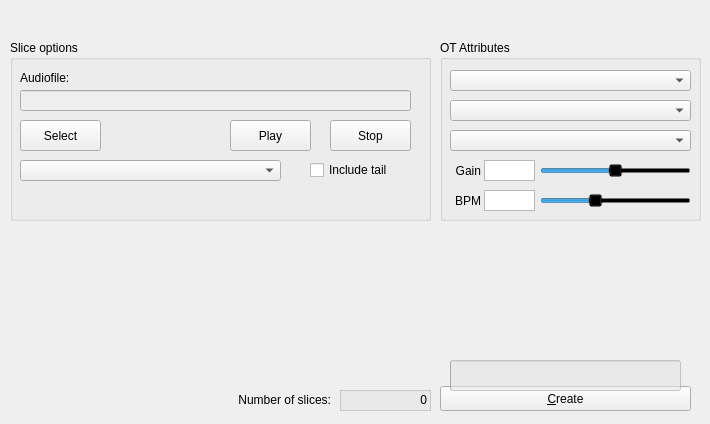
Before: the Qt Designer form tabstepswidget.ui in KaiDrange/OctaChainer, drawn with Qt 5.
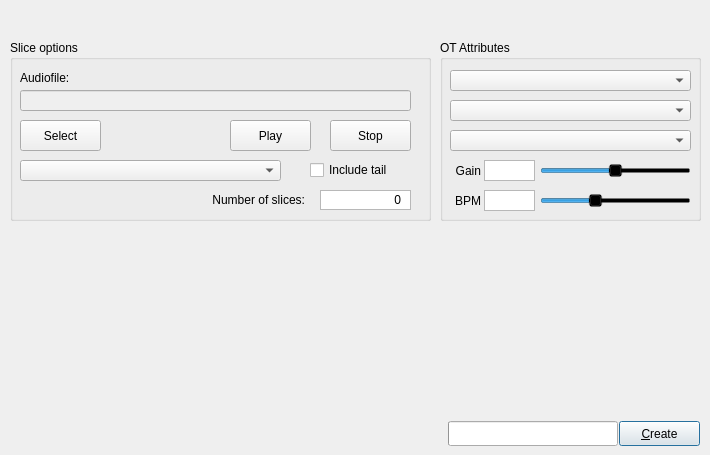
After: the same form once the commit is applied.

Commit message:
Improve Create button layout
The button is now 'active', making it stand out more. It's also smaller
and always in the same place across all tabs.

```diff
--- a/tabstepswidget.ui
+++ b/tabstepswidget.ui
@@ -7,7 +7,7 @@
     <x>0</x>
     <y>0</y>
     <width>710</width>
-    <height>424</height>
+    <height>455</height>
    </rect>
   </property>
   <property name="windowTitle">
@@ -23,52 +23,23 @@
     </rect>
    </property>
   </widget>
-  <widget class="QGraphicsView" name="graphicsView_2">
-   <property name="geometry">
-    <rect>
-     <x>340</x>
-     <y>390</y>
-     <width>91</width>
-     <height>21</height>
-    </rect>
-   </property>
-   <property name="styleSheet">
-    <string notr="true">background-color: rgba(230, 230, 230, 150);</string>
-   </property>
-  </widget>
   <widget class="QPushButton" name="btnCreate">
    <property name="geometry">
     <rect>
-     <x>440</x>
-     <y>386</y>
-     <width>251</width>
+     <x>619</x>
+     <y>421</y>
+     <width>81</width>
      <height>25</height>
     </rect>
    </property>
-   <property name="styleSheet">
-    <string notr="true"/>
-   </property>
    <property name="text">
     <string>&amp;Create</string>
    </property>
    <property name="shortcut">
     <string>Meta+C</string>
    </property>
-  </widget>
-  <widget class="QLabel" name="lblSliceCount">
-   <property name="geometry">
-    <rect>
-     <x>356</x>
-     <y>390</y>
-     <width>71</width>
-     <height>20</height>
-    </rect>
-   </property>
-   <property name="text">
-    <string>0</string>
-   </property>
-   <property name="alignment">
-    <set>Qt::AlignRight|Qt::AlignTrailing|Qt::AlignVCenter</set>
+   <property name="default">
+    <bool>true</bool>
    </property>
   </widget>
   <widget class="QGroupBox" name="groupBox_4">
@@ -270,21 +241,21 @@
   <widget class="QProgressBar" name="progressBar">
    <property name="geometry">
     <rect>
-     <x>450</x>
-     <y>360</y>
-     <width>231</width>
-     <height>31</height>
+     <x>448</x>
+     <y>421</y>
+     <width>170</width>
+     <height>25</height>
     </rect>
    </property>
-   <property name="styleSheet">
-    <string notr="true">background-color: rgba(230, 230, 230, 150);</string>
-   </property>
-   <property name="value">
-    <number>0</number>
+   <property name="alignment">
+    <set>Qt::AlignBottom|Qt::AlignLeading|Qt::AlignLeft</set>
    </property>
    <property name="textVisible">
     <bool>false</bool>
    </property>
+   <property name="orientation">
+    <enum>Qt::Horizontal</enum>
+   </property>
   </widget>
   <widget class="QLabel" name="label">
    <property name="geometry">
@@ -376,14 +347,29 @@
    <property name="title">
     <string>Slice options</string>
    </property>
+   <widget class="QLabel" name="lblSliceCount">
+    <property name="geometry">
+     <rect>
+      <x>320</x>
+      <y>150</y>
+      <width>71</width>
+      <height>19</height>
+     </rect>
+    </property>
+    <property name="text">
+     <string>0</string>
+    </property>
+    <property name="alignment">
+     <set>Qt::AlignRight|Qt::AlignTrailing|Qt::AlignVCenter</set>
+    </property>
   </widget>
   <widget class="QLabel" name="lblSliceCountText">
    <property name="geometry">
     <rect>
-     <x>110</x>
-     <y>390</y>
+      <x>74</x>
+      <y>150</y>
      <width>221</width>
-     <height>20</height>
+      <height>19</height>
     </rect>
    </property>
    <property name="autoFillBackground">
@@ -399,6 +385,20 @@
     <set>Qt::AlignRight|Qt::AlignTrailing|Qt::AlignVCenter</set>
    </property>
   </widget>
+   <widget class="QGraphicsView" name="graphicsView_2">
+    <property name="geometry">
+     <rect>
+      <x>310</x>
+      <y>150</y>
+      <width>91</width>
+      <height>20</height>
+     </rect>
+    </property>
+   </widget>
+   <zorder>graphicsView_2</zorder>
+   <zorder>lblSliceCount</zorder>
+   <zorder>lblSliceCountText</zorder>
+  </widget>
   <zorder>groupBox_5</zorder>
   <zorder>dropSlicePerSteps</zorder>
   <zorder>graphicsView_2</zorder>
```
Left out of the diff: 3 changed lines with no effect on the pictures. Lines whose indentation alone changed are shown as unchanged. The commit also changes 3 other files.
